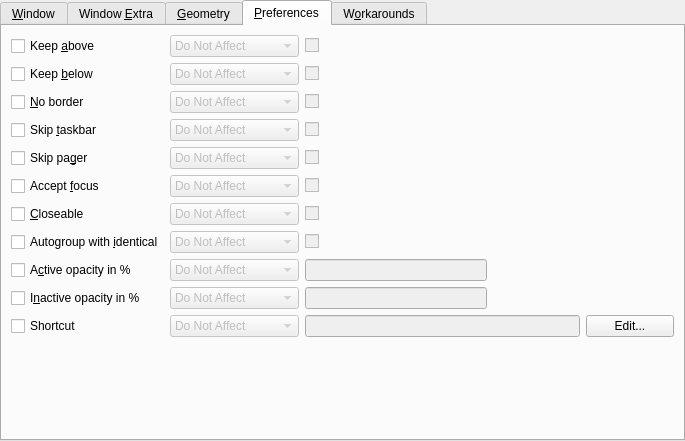
Old version of the form kcmkwin/kwinrules/ruleswidgetbase.ui in the repository KDE/kwin.
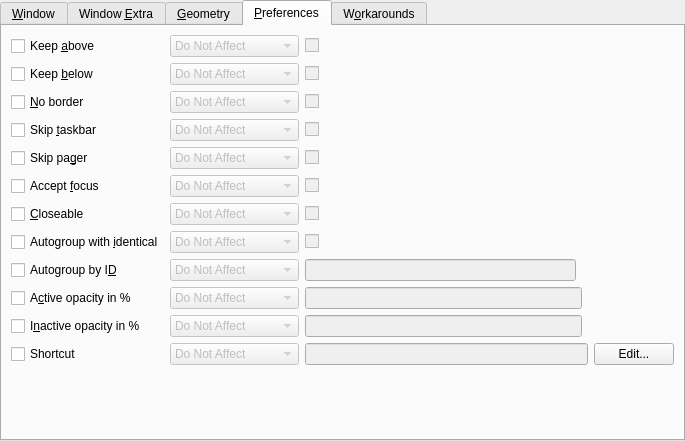
New version of the form. The open tabs and pages were chosen to show the change. Custom widgets are drawn as their Qt base class.

Commit message: Allow automatic grouping of unrelated windows by matching them with a window rule ID.

What changed in the file:
```diff
--- a/kcmkwin/kwinrules/ruleswidgetbase.ui
+++ b/kcmkwin/kwinrules/ruleswidgetbase.ui
@@ -1157,13 +1157,20 @@
         </widget>
        </item>
        <item row="8" column="0" >
+        <widget class="QCheckBox" name="enable_autogroupid" >
+         <property name="text" >
+          <string>Autogroup by I&amp;D</string>
+         </property>
+        </widget>
+       </item>
+       <item row="9" column="0" >
         <widget class="QCheckBox" name="enable_opacityactive" >
          <property name="text" >
           <string>A&amp;ctive opacity in %</string>
          </property>
         </widget>
        </item>
-       <item row="8" column="1" >
+       <item row="9" column="1" >
         <widget class="KComboBox" name="rule_opacityactive" >
          <property name="enabled" >
           <bool>false</bool>
@@ -1185,7 +1192,7 @@
          </item>
         </widget>
        </item>
-       <item row="8" column="2" colspan="2" >
+       <item row="9" column="2" colspan="2" >
         <widget class="KRestrictedLine" name="opacityactive" >
          <property name="enabled" >
           <bool>false</bool>
@@ -1275,6 +1282,35 @@
          </property>
         </widget>
        </item>
+       <item row="8" column="2" >
+        <widget class="KLineEdit" name="autogroupid" >
+         <property name="enabled" >
+          <bool>false</bool>
+         </property>
+        </widget>
+       </item>
+       <item row="8" column="1" >
+        <widget class="KComboBox" name="rule_autogroupid" >
+         <property name="enabled" >
+          <bool>false</bool>
+         </property>
+         <item>
+          <property name="text" >
+           <string>Do Not Affect</string>
+          </property>
+         </item>
+         <item>
+          <property name="text" >
+           <string>Force</string>
+          </property>
+         </item>
+         <item>
+          <property name="text" >
+           <string>Force Temporarily</string>
+          </property>
+         </item>
+        </widget>
+       </item>
        <item row="7" column="1" >
         <widget class="KComboBox" name="rule_autogroup" >
          <property name="enabled" >
@@ -1526,7 +1562,7 @@
          </item>
         </widget>
        </item>
-       <item row="11" column="1" >
+       <item row="12" column="1" >
         <spacer>
          <property name="orientation" >
           <enum>Qt::Vertical</enum>
@@ -1542,7 +1578,7 @@
          </property>
         </spacer>
        </item>
-       <item row="9" column="1" >
+       <item row="10" column="1" >
         <widget class="KComboBox" name="rule_opacityinactive" >
          <property name="enabled" >
           <bool>false</bool>
@@ -1564,7 +1600,7 @@
          </item>
         </widget>
        </item>
-       <item row="9" column="2" colspan="2" >
+       <item row="10" column="2" colspan="2" >
         <widget class="KRestrictedLine" name="opacityinactive" >
          <property name="enabled" >
           <bool>false</bool>
@@ -1574,14 +1610,14 @@
          </property>
         </widget>
        </item>
-       <item row="9" column="0" >
+       <item row="10" column="0" >
         <widget class="QCheckBox" name="enable_opacityinactive" >
          <property name="text" >
           <string>I&amp;nactive opacity in %</string>
          </property>
         </widget>
        </item>
-       <item row="10" column="0" >
+       <item row="11" column="0" >
         <widget class="QCheckBox" name="enable_shortcut" >
          <property name="text" >
           <string>Shortcut</string>
@@ -1591,7 +1627,7 @@
          </property>
         </widget>
        </item>
-       <item row="10" column="1" >
+       <item row="11" column="1" >
         <widget class="KComboBox" name="rule_shortcut" >
          <property name="enabled" >
           <bool>false</bool>
@@ -1628,14 +1664,14 @@
          </item>
         </widget>
        </item>
-       <item row="10" column="5" >
+       <item row="11" column="5" >
         <widget class="QPushButton" name="shortcut_edit" >
          <property name="text" >
           <string>Edit...</string>
          </property>
         </widget>
        </item>
-       <item row="10" column="2" colspan="3" >
+       <item row="11" column="2" colspan="3" >
         <widget class="KRestrictedLine" name="shortcut" >
          <property name="enabled" >
           <bool>false</bool>
```
The commit also changes 6 other files.
